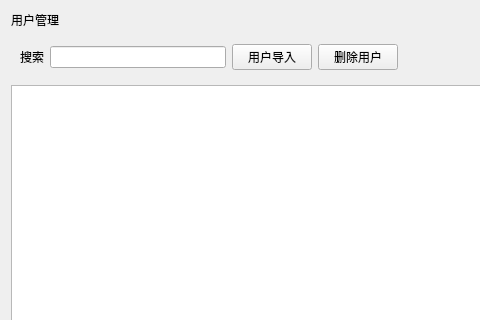
Old version of the form cell/cell_usermanager.ui in the repository jijijitian/QTBookManagerSystem; both pictures show x 0 to 480 and y 0 to 320 of the 594 by 454 pixel window.
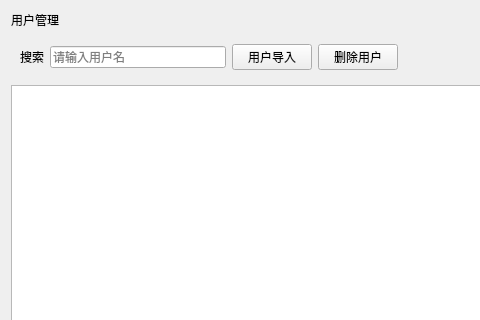
New version of the form.

The edit to the form file:
```diff
--- a/cell/cell_usermanager.ui
+++ b/cell/cell_usermanager.ui
@@ -68,6 +68,9 @@
       </item>
       <item row="0" column="1">
        <widget class="QLineEdit" name="lineEdit">
+        <property name="placeholderText">
+         <string>请输入用户名</string>
+        </property>
         <property name="name" stdset="0">
          <string>le</string>
         </property>
```
